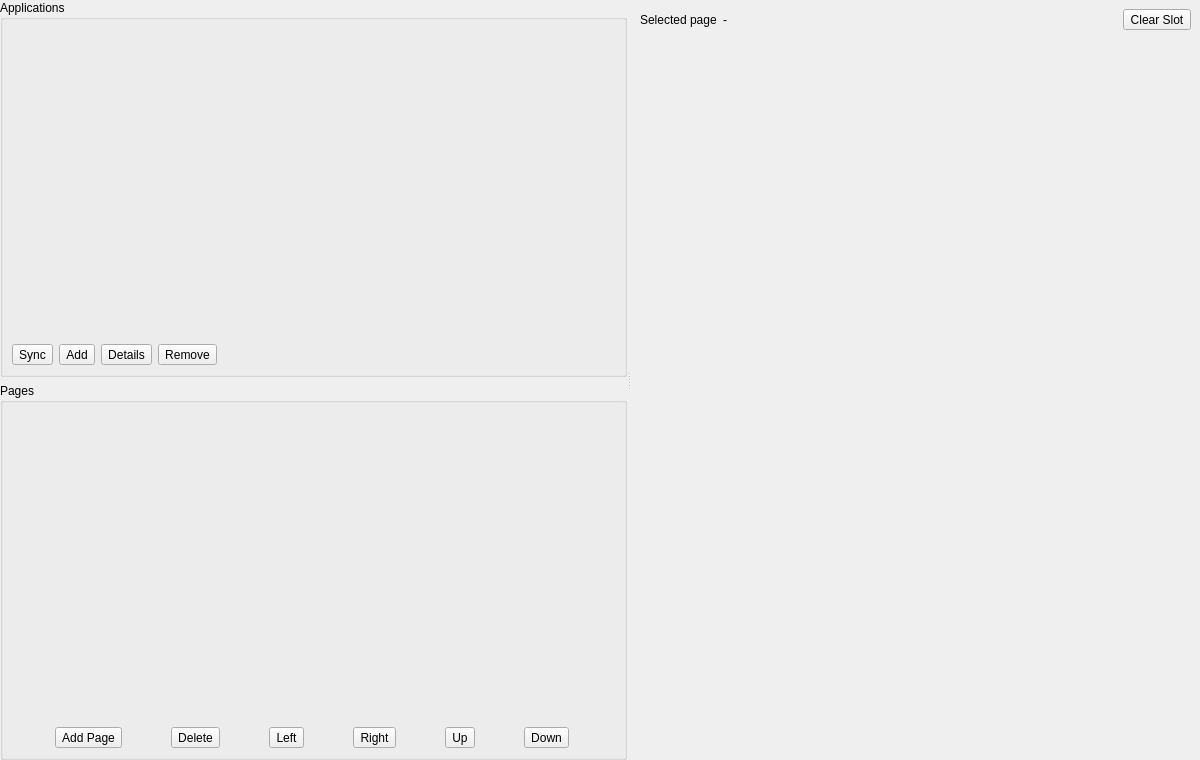
Qt form ui/settings/Apps.ui (OpenFairWind/FairWindSK) before a commit.
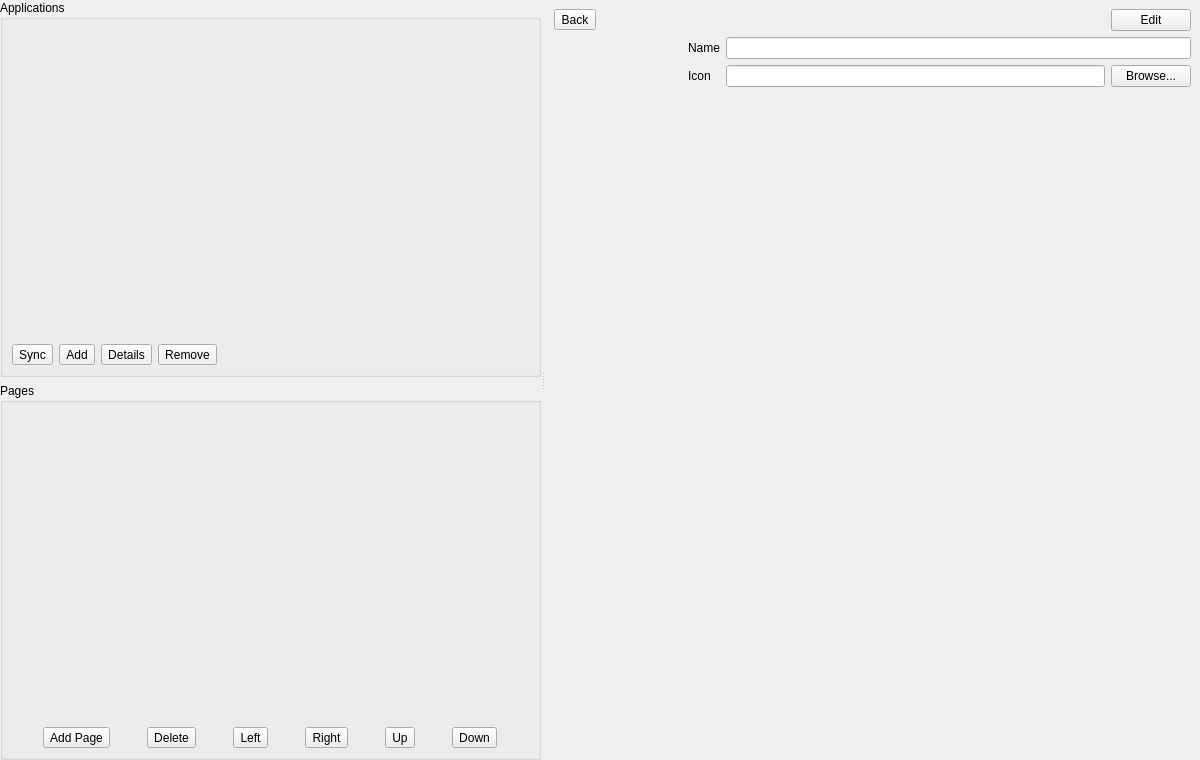
The same form after that commit. The open tabs and pages were chosen to show the change.

Commit message: Make settings auto-save and add apps detail panes

```diff
--- a/ui/settings/Apps.ui
+++ b/ui/settings/Apps.ui
@@ -175,6 +175,13 @@
                </property>
               </widget>
              </item>
+             <item>
+              <widget class="QToolButton" name="toolButton_PageDetails">
+               <property name="text">
+                <string>Page Details</string>
+               </property>
+              </widget>
+             </item>
              <item>
               <spacer name="horizontalSpacer_PageHeader">
                <property name="orientation">
@@ -188,6 +195,13 @@
                </property>
               </spacer>
              </item>
+             <item>
+              <widget class="QToolButton" name="toolButton_SelectedSlotDetails">
+               <property name="text">
+                <string>Item Details</string>
+               </property>
+              </widget>
+             </item>
              <item>
               <widget class="QToolButton" name="toolButton_ClearPageSlot">
                <property name="text">
@@ -202,6 +216,96 @@
            </item>
           </layout>
          </widget>
+         <widget class="QWidget" name="page_PageDetails">
+          <layout class="QVBoxLayout" name="verticalLayout_PageDetails">
+           <item>
+            <layout class="QHBoxLayout" name="horizontalLayout_PageDetailsHeader">
+             <item>
+              <widget class="QToolButton" name="toolButton_BackFromPageDetails">
+               <property name="text">
+                <string>Back</string>
+               </property>
+              </widget>
+             </item>
+             <item>
+              <spacer name="horizontalSpacer_PageDetailsHeader">
+               <property name="orientation">
+                <enum>Qt::Horizontal</enum>
+               </property>
+               <property name="sizeHint" stdset="0">
+                <size>
+                 <width>40</width>
+                 <height>20</height>
+                </size>
+               </property>
+              </spacer>
+             </item>
+             <item>
+              <widget class="QPushButton" name="pushButton_Page_EditSave">
+               <property name="text">
+                <string>Edit</string>
+               </property>
+              </widget>
+             </item>
+            </layout>
+           </item>
+           <item>
+            <layout class="QHBoxLayout" name="horizontalLayout_PageDetailsTop">
+             <item>
+              <widget class="QLabel" name="label_Page_Icon">
+               <property name="minimumSize">
+                <size>
+                 <width>128</width>
+                 <height>128</height>
+                </size>
+               </property>
+               <property name="alignment">
+                <set>Qt::AlignCenter</set>
+               </property>
+               <property name="text">
+                <string/>
+               </property>
+              </widget>
+             </item>
+             <item>
+              <layout class="QFormLayout" name="formLayout_PageDetails">
+               <item row="0" column="0">
+                <widget class="QLabel" name="label_Page_Name">
+                 <property name="text">
+                  <string>Name</string>
+                 </property>
+                </widget>
+               </item>
+               <item row="0" column="1">
+                <widget class="QLineEdit" name="lineEdit_Page_Name"/>
+               </item>
+               <item row="1" column="0">
+                <widget class="QLabel" name="label_Page_IconPath">
+                 <property name="text">
+                  <string>Icon</string>
+                 </property>
+                </widget>
+               </item>
+               <item row="1" column="1">
+                <layout class="QHBoxLayout" name="horizontalLayout_PageIconField">
+                 <item>
+                  <widget class="QLineEdit" name="lineEdit_Page_Icon"/>
+                 </item>
+                 <item>
+                  <widget class="QPushButton" name="pushButton_Page_Icon_Browse">
+                   <property name="text">
+                    <string>Browse...</string>
+                   </property>
+                  </widget>
+                 </item>
+                </layout>
+               </item>
+              </layout>
+             </item>
+            </layout>
+           </item>
+          </layout>
+         </widget>
          <widget class="QWidget" name="page_Details">
           <layout class="QVBoxLayout" name="verticalLayout_DetailsPage">
            <item>
```
The commit also changes 3 other files.
